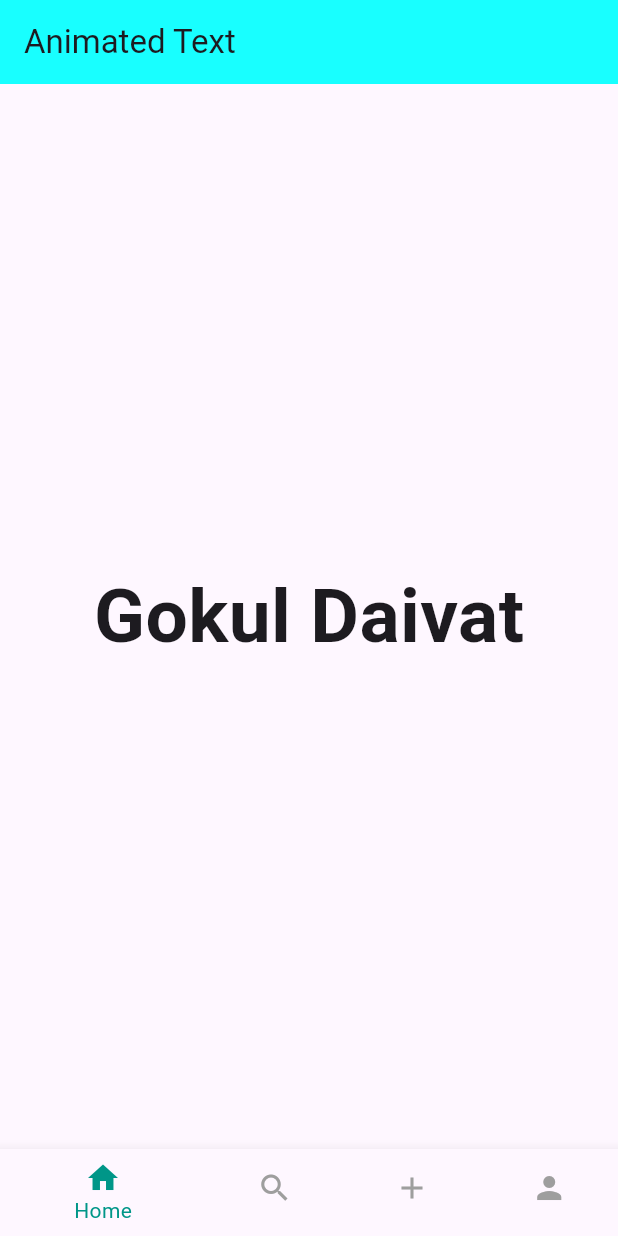
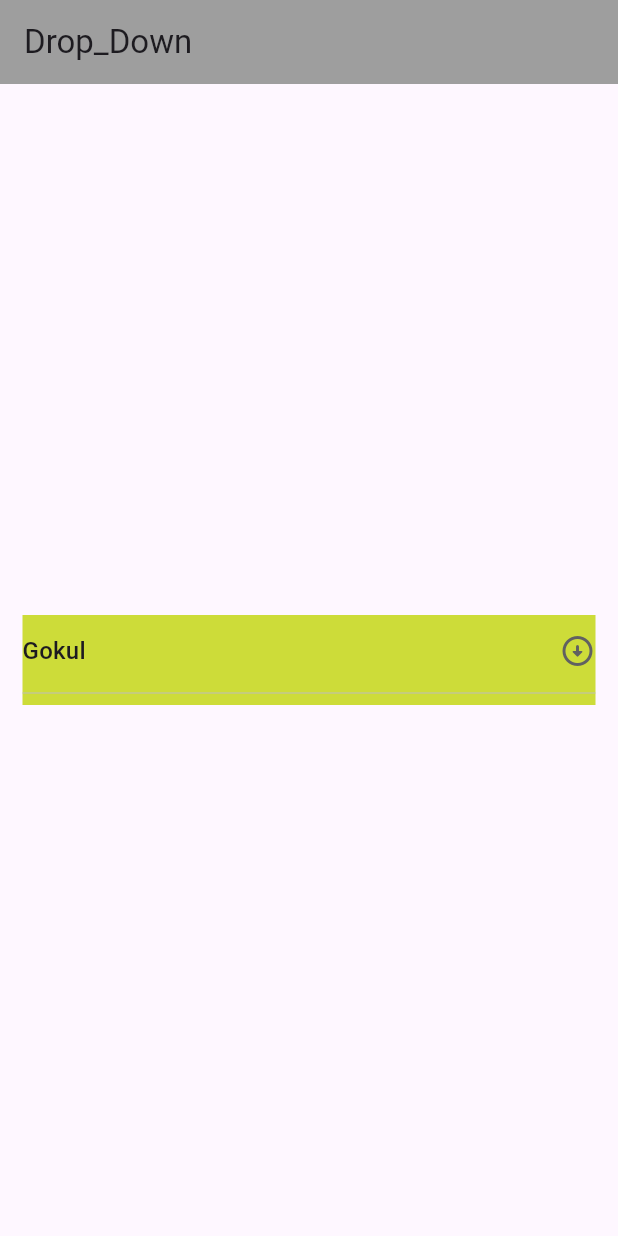
Before and after one commit to GOKULKANTHCSE/Flutter_learning, a Flutter app: the screen it shows after launch, on a phone screen of 412 x 824 dp. Run offline on Flutter 3.47's test engine with Material 3 defaults, Android fonts, the phone set to English and light mode, and no system bars; drawn by our look-alikes of animated_text_kit; our stand-ins replace cached_network_image.

Commit message:
Changed new things

```diff
--- /dev/null
+++ b/lib/Widgets/dropdown.dart
@@ -0,0 +1,50 @@
+import 'package:flutter/material.dart';
+
+class DropDown extends StatefulWidget {
+  const DropDown({super.key});
+
+  @override
+  State<DropDown> createState() => _DropDownState();
+}
+
+class _DropDownState extends State<DropDown> {
+  String selectedvalue = 'Gokul';
+  @override
+  Widget build(BuildContext context) {
+    return Scaffold(
+      appBar: AppBar(
+        backgroundColor: Colors.grey,
+        title: Text("Drop_Down"),
+      ),
+      body: Center(
+        child: Column(
+          mainAxisAlignment: MainAxisAlignment.center,
+          children: [
+            Container(
+              color: Colors.lime,
+              margin: EdgeInsets.all(15),
+              height: 60,
+              width: MediaQuery.of(context).size.width,
+              child: DropdownButton<String>(
+                dropdownColor: Colors.grey,
+                icon: Icon(Icons.arrow_circle_down_rounded),
+                isExpanded: true,
+                value: selectedvalue,
+                items: <String>['Gokul', 'Naruto', 'Goku', 'Asta']
+                    .map<DropdownMenuItem<String>>((String value) {
+                  return DropdownMenuItem<String>(
+                      child: Text(value), value: value);
+                }).toList(),
+                onChanged: (String? newvalue) {
+                  setState(() {
+                    selectedvalue = newvalue!;
+                  });
+                },
+              ),
+            ),
+          ],
+        ),
+      ),
+    );
+  }
+}
--- a/lib/main.dart
+++ b/lib/main.dart
@@ -1,5 +1,6 @@
 import 'package:flutter/material.dart';
-import 'package:learning_project/Widgets/bottomnavigation.dart';
+
+import 'package:learning_project/Widgets/dropdown.dart';
 
 void main() {
   runApp(const Mylearning());
@@ -14,7 +15,7 @@ class Mylearning extends StatelessWidget {
       debugShowCheckedModeBanner: false,
       theme: ThemeData(
           brightness: Brightness.light, primaryColor: Colors.orangeAccent),
-      home: BottomNav(),
+      home: DropDown(),
     );
   }
 }
```
